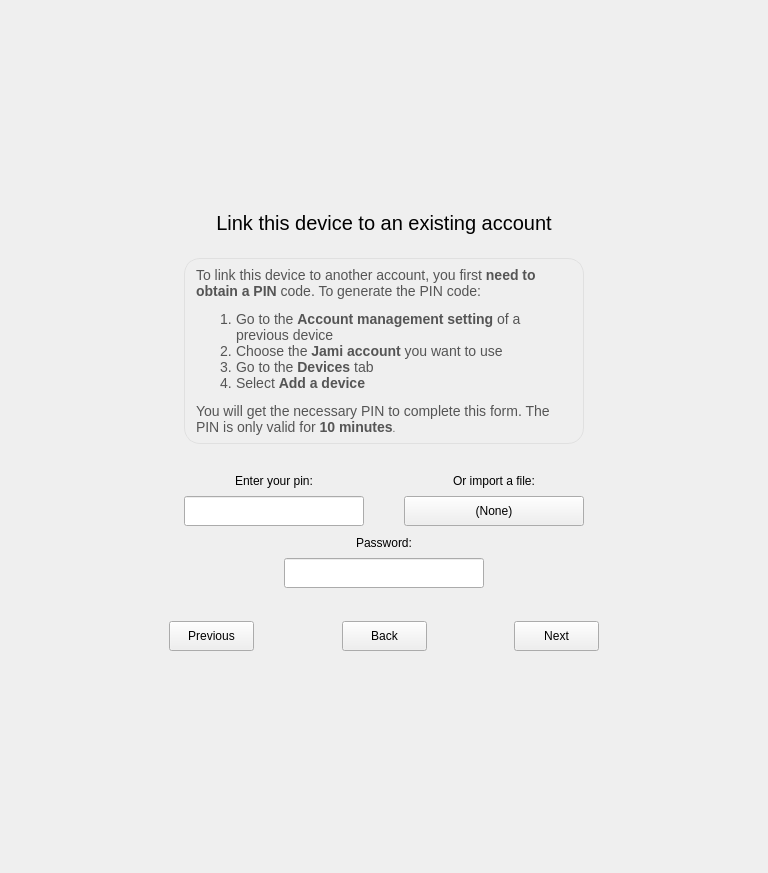
The window that newwizardwidget.ui (savoirfairelinux/jami-client-windows) describes before a commit, drawn with Qt 5.
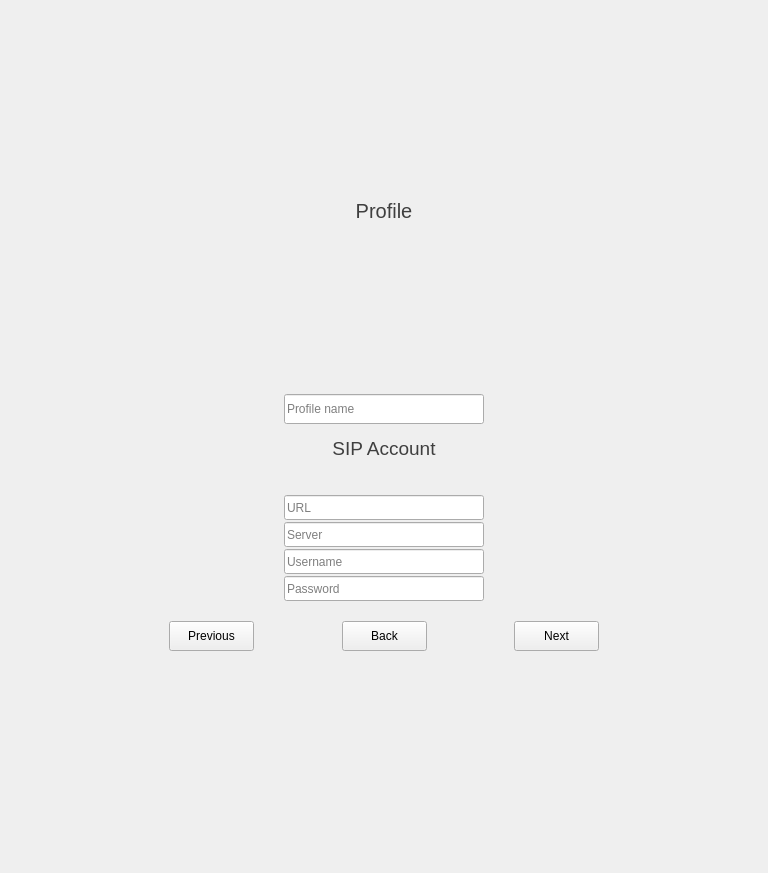
The same window after the commit. Icons and pictures are not drawn. Custom widgets are drawn as their Qt base class.

Commit message: newwizardwidget: add create SIP account Page

Diff of the .ui file:
```diff
--- a/newwizardwidget.ui
+++ b/newwizardwidget.ui
@@ -108,7 +108,7 @@
                 <string notr="true"/>
                </property>
                <property name="currentIndex">
-                <number>1</number>
+                <number>3</number>
                </property>
                <widget class="QWidget" name="welcomePage">
                 <layout class="QVBoxLayout" name="verticalLayout_3">
@@ -1416,6 +1416,675 @@
                  </item>
                 </layout>
                </widget>
+               <widget class="QWidget" name="createRingSIPAccountPage">
+                <layout class="QVBoxLayout" name="verticalLayout_8">
+                 <property name="spacing">
+                  <number>0</number>
+                 </property>
+                 <property name="leftMargin">
+                  <number>0</number>
+                 </property>
+                 <property name="topMargin">
+                  <number>0</number>
+                 </property>
+                 <property name="rightMargin">
+                  <number>0</number>
+                 </property>
+                 <property name="bottomMargin">
+                  <number>0</number>
+                 </property>
+                 <item>
+                  <widget class="QWidget" name="SIPprofileSectionOuterWidget" native="true">
+                   <property name="sizePolicy">
+                    <sizepolicy hsizetype="Preferred" vsizetype="MinimumExpanding">
+                     <horstretch>0</horstretch>
+                     <verstretch>0</verstretch>
+                    </sizepolicy>
+                   </property>
+                   <property name="minimumSize">
+                    <size>
+                     <width>0</width>
+                     <height>0</height>
+                    </size>
+                   </property>
+                   <property name="maximumSize">
+                    <size>
+                     <width>16777215</width>
+                     <height>16777215</height>
+                    </size>
+                   </property>
+                   <layout class="QVBoxLayout" name="SIPprofileLayout">
+                    <property name="spacing">
+                     <number>0</number>
+                    </property>
+                    <property name="leftMargin">
+                     <number>0</number>
+                    </property>
+                    <property name="topMargin">
+                     <number>0</number>
+                    </property>
+                    <property name="rightMargin">
+                     <number>0</number>
+                    </property>
+                    <property name="bottomMargin">
+                     <number>0</number>
+                    </property>
+                    <item>
+                     <widget class="QLabel" name="SIPprofileSectionLabel">
+                      <property name="sizePolicy">
+                       <sizepolicy hsizetype="Preferred" vsizetype="MinimumExpanding">
+                        <horstretch>0</horstretch>
+                        <verstretch>0</verstretch>
+                       </sizepolicy>
+                      </property>
+                      <property name="font">
+                       <font>
+                        <pointsize>15</pointsize>
+                       </font>
+                      </property>
+                      <property name="styleSheet">
+                       <string notr="true">color: rgb(63, 63, 63)</string>
+                      </property>
+                      <property name="text">
+                       <string>Profile</string>
+                      </property>
+                      <property name="alignment">
+                       <set>Qt::AlignCenter</set>
+                      </property>
+                     </widget>
+                    </item>
+                    <item>
+                     <widget class="QWidget" name="SIPprofileSectionInnerWidget" native="true">
+                      <property name="styleSheet">
+                       <string notr="true"/>
+                      </property>
+                      <layout class="QVBoxLayout" name="SIPverticalLayout">
+                       <property name="spacing">
+                        <number>0</number>
+                       </property>
+                       <property name="leftMargin">
+                        <number>0</number>
+                       </property>
+                       <property name="topMargin">
+                        <number>0</number>
+                       </property>
+                       <property name="rightMargin">
+                        <number>0</number>
+                       </property>
+                       <property name="bottomMargin">
+                        <number>0</number>
+                       </property>
+                       <item>
+                        <widget class="QWidget" name="SIPgridWidget" native="true">
+                         <layout class="QVBoxLayout" name="verticalLayout_9">
+                          <property name="spacing">
+                           <number>3</number>
+                          </property>
+                          <property name="leftMargin">
+                           <number>0</number>
+                          </property>
+                          <property name="topMargin">
+                           <number>0</number>
+                          </property>
+                          <property name="rightMargin">
+                           <number>0</number>
+                          </property>
+                          <property name="bottomMargin">
+                           <number>0</number>
+                          </property>
+                          <item>
+                           <layout class="QHBoxLayout" name="horizontalLayout_12">
+                            <property name="topMargin">
+                             <number>0</number>
+                            </property>
+                            <item>
+                             <widget class="PhotoboothWidget" name="setSIPAvatarWidget" native="true">
+                              <property name="sizePolicy">
+                               <sizepolicy hsizetype="Fixed" vsizetype="Fixed">
+                                <horstretch>0</horstretch>
+                                <verstretch>0</verstretch>
+                               </sizepolicy>
+                              </property>
+                              <property name="minimumSize">
+                               <size>
+                                <width>160</width>
+                                <height>160</height>
+                               </size>
+                              </property>
+                              <property name="styleSheet">
+                               <string notr="true"/>
+                              </property>
+                             </widget>
+                            </item>
+                           </layout>
+                          </item>
+                          <item>
+                           <spacer name="verticalSpacer_16">
+                            <property name="orientation">
+                             <enum>Qt::Vertical</enum>
+                            </property>
+                            <property name="sizeType">
+                             <enum>QSizePolicy::Fixed</enum>
+                            </property>
+                            <property name="sizeHint" stdset="0">
+                             <size>
+                              <width>20</width>
+                              <height>3</height>
+                             </size>
+                            </property>
+                           </spacer>
+                          </item>
+                         </layout>
+                        </widget>
+                       </item>
+                      </layout>
+                     </widget>
+                    </item>
+                   </layout>
+                  </widget>
+                 </item>
+                 <item>
+                  <widget class="QWidget" name="SIPaccountSectionOuterWidget" native="true">
+                   <layout class="QVBoxLayout" name="verticalLayout_12">
+                    <property name="spacing">
+                     <number>3</number>
+                    </property>
+                    <property name="leftMargin">
+                     <number>0</number>
+                    </property>
+                    <property name="topMargin">
+                     <number>0</number>
+                    </property>
+                    <property name="rightMargin">
+                     <number>0</number>
+                    </property>
+                    <property name="bottomMargin">
+                     <number>0</number>
+                    </property>
+                    <item>
+                     <widget class="QWidget" name="SIPfullNameWidget" native="true">
+                      <property name="minimumSize">
+                       <size>
+                        <width>0</width>
+                        <height>30</height>
+                       </size>
+                      </property>
+                      <property name="maximumSize">
+                       <size>
+                        <width>16777215</width>
+                        <height>16777215</height>
+                       </size>
+                      </property>
+                      <layout class="QHBoxLayout" name="horizontalLayout_13">
+                       <property name="spacing">
+                        <number>0</number>
+                       </property>
+                       <property name="leftMargin">
+                        <number>0</number>
+                       </property>
+                       <property name="topMargin">
+                        <number>0</number>
+                       </property>
+                       <property name="rightMargin">
+                        <number>0</number>
+                       </property>
+                       <property name="bottomMargin">
+                        <number>0</number>
+                       </property>
+                       <item>
+                        <spacer name="horizontalSpacer_17">
+                         <property name="orientation">
+                          <enum>Qt::Horizontal</enum>
+                         </property>
+                         <property name="sizeHint" stdset="0">
+                          <size>
+                           <width>40</width>
+                           <height>20</height>
+                          </size>
+                         </property>
+                        </spacer>
+                       </item>
+                       <item>
+                        <widget class="QLineEdit" name="SIPfullNameEdit">
+                         <property name="minimumSize">
+                          <size>
+                           <width>200</width>
+                           <height>30</height>
+                          </size>
+                         </property>
+                         <property name="maximumSize">
+                          <size>
+                           <width>200</width>
+                           <height>16777215</height>
+                          </size>
+                         </property>
+                         <property name="font">
+                          <font>
+                           <pointsize>9</pointsize>
+                          </font>
+                         </property>
+                         <property name="toolTip">
+                          <string/>
+                         </property>
+                         <property name="placeholderText">
+                          <string>Profile name</string>
+                         </property>
+                        </widget>
+                       </item>
+                       <item>
+                        <spacer name="horizontalSpacer_18">
+                         <property name="orientation">
+                          <enum>Qt::Horizontal</enum>
+                         </property>
+                         <property name="sizeHint" stdset="0">
+                          <size>
+                           <width>40</width>
+                           <height>20</height>
+                          </size>
+                         </property>
+                        </spacer>
+                       </item>
+                      </layout>
+                     </widget>
+                    </item>
+                    <item>
+                     <spacer name="verticalSpacer_17">
+                      <property name="orientation">
+                       <enum>Qt::Vertical</enum>
+                      </property>
+                      <property name="sizeType">
+                       <enum>QSizePolicy::Fixed</enum>
+                      </property>
+                      <property name="sizeHint" stdset="0">
+                       <size>
+                        <width>20</width>
+                        <height>10</height>
+                       </size>
+                      </property>
+                     </spacer>
+                    </item>
+                    <item>
+                     <widget class="QLabel" name="SIPaccountSectionLabel">
+                      <property name="font">
+                       <font>
+                        <pointsize>14</pointsize>
+                       </font>
+                      </property>
+                      <property name="styleSheet">
+                       <string notr="true">color: rgb(63, 63, 63)</string>
+                      </property>
+                      <property name="text">
+                       <string>SIP Account</string>
+                      </property>
+                      <property name="alignment">
+                       <set>Qt::AlignCenter</set>
+                      </property>
+                     </widget>
+                    </item>
+                    <item>
+                     <widget class="QWidget" name="SIPaccountSectionInnerWidget" native="true">
+                      <property name="styleSheet">
+                       <string notr="true"/>
+                      </property>
+                      <layout class="QVBoxLayout" name="verticalLayout_13">
+                       <property name="topMargin">
+                        <number>0</number>
+                       </property>
+                       <item>
+                        <layout class="QGridLayout" name="gridLayout_8">
+                         <property name="topMargin">
+                          <number>0</number>
+                         </property>
+                         <property name="spacing">
+                          <number>7</number>
+                         </property>
+                         <item row="0" column="0">
+                          <widget class="QWidget" name="SIPverticalWidget1" native="true">
+                           <property name="sizePolicy">
+                            <sizepolicy hsizetype="Fixed" vsizetype="MinimumExpanding">
+                             <horstretch>0</horstretch>
+                             <verstretch>0</verstretch>
+                            </sizepolicy>
+                           </property>
+                           <layout class="QVBoxLayout" name="verticalLayout_14">
+                            <property name="spacing">
+                             <number>2</number>
+                            </property>
+                            <property name="leftMargin">
+                             <number>0</number>
+                            </property>
+                            <property name="topMargin">
+                             <number>0</number>
+                            </property>
+                            <property name="rightMargin">
+                             <number>0</number>
+                            </property>
+                            <property name="bottomMargin">
+                             <number>0</number>
+                            </property>
+                            <item>
+                             <widget class="QWidget" name="SIPsignUpWidget" native="true">
+                              <property name="sizePolicy">
+                               <sizepolicy hsizetype="Preferred" vsizetype="MinimumExpanding">
+                                <horstretch>0</horstretch>
+                                <verstretch>0</verstretch>
+                               </sizepolicy>
+                              </property>
+                              <property name="minimumSize">
+                               <size>
+                                <width>0</width>
+                                <height>30</height>
+                               </size>
+                              </property>
+                              <property name="maximumSize">
+                               <size>
+                                <width>16777215</width>
+                                <height>16777215</height>
+                               </size>
+                              </property>
+                              <layout class="QHBoxLayout" name="horizontalLayout_15">
+                               <property name="spacing">
+                                <number>0</number>
+                               </property>
+                               <property name="leftMargin">
+                                <number>0</number>
+                               </property>
+                               <property name="topMargin">
+                                <number>0</number>
+                               </property>
+                               <property name="rightMargin">
+                                <number>0</number>
+                               </property>
+                               <property name="bottomMargin">
+                                <number>0</number>
+                               </property>
+                               <item>
+                                <spacer name="horizontalSpacer_21">
+                                 <property name="orientation">
+                                  <enum>Qt::Horizontal</enum>
+                                 </property>
+                                 <property name="sizeHint" stdset="0">
+                                  <size>
+                                   <width>40</width>
+                                   <height>20</height>
+                                  </size>
+                                 </property>
+                                </spacer>
+                               </item>
+                              </layout>
+                             </widget>
+                            </item>
+                            <item>
+                             <widget class="QLineEdit" name="SIPURLLineEdit">
+                              <property name="minimumSize">
+                               <size>
+                                <width>200</width>
+                                <height>25</height>
+                               </size>
+                              </property>
+                              <property name="font">
+                               <font>
+                                <pointsize>9</pointsize>
+                               </font>
+                              </property>
+                              <property name="toolTip">
+                               <string>SIP URL</string>
+                              </property>
+                              <property name="toolTipDuration">
+                               <number>-2</number>
+                              </property>
+                              <property name="accessibleName">
+                               <string/>
+                              </property>
+                              <property name="accessibleDescription">
+                               <string>SIP URL</string>
+                              </property>
+                              <property name="placeholderText">
+                               <string>URL</string>
+                              </property>
+                             </widget>
+                            </item>
+                            <item>
+                             <widget class="QWidget" name="SIPusernameWidget" native="true">
+                              <property name="sizePolicy">
+                               <sizepolicy hsizetype="Preferred" vsizetype="MinimumExpanding">
+                                <horstretch>0</horstretch>
+                                <verstretch>0</verstretch>
+                               </sizepolicy>
+                              </property>
+                              <property name="minimumSize">
+                               <size>
+                                <width>0</width>
+                                <height>25</height>
+                               </size>
+                              </property>
+                              <property name="maximumSize">
+                               <size>
+                                <width>16777215</width>
+                                <height>16777215</height>
+                               </size>
+                              </property>
+                              <layout class="QHBoxLayout" name="SIPusernameLayout">
+                               <property name="spacing">
+                                <number>0</number>
+                               </property>
+                               <property name="leftMargin">
+                                <number>0</number>
+                               </property>
+                               <property name="topMargin">
+                                <number>0</number>
+                               </property>
+                               <property name="rightMargin">
+                                <number>0</number>
+                               </property>
+                               <property name="bottomMargin">
+                                <number>0</number>
+                               </property>
+                               <item>
+                                <widget class="QLineEdit" name="SIPservernameEdit">
+                                 <property name="minimumSize">
+                                  <size>
+                                   <width>200</width>
+                                   <height>25</height>
+                                  </size>
+                                 </property>
+                                 <property name="maximumSize">
+                                  <size>
+                                   <width>200</width>
+                                   <height>16777215</height>
+                                  </size>
+                                 </property>
+                                 <property name="font">
+                                  <font>
+                                   <pointsize>9</pointsize>
+                                  </font>
+                                 </property>
+                                 <property name="toolTip">
+                                  <string>SIP Server edit</string>
+                                 </property>
+                                 <property name="accessibleName">
+                                  <string/>
+                                 </property>
+                                 <property name="placeholderText">
+                                  <string>Server</string>
+                                 </property>
+                                 <property name="clearButtonEnabled">
+                                  <bool>true</bool>
+                                 </property>
+                                </widget>
+                               </item>
+                              </layout>
+                             </widget>
+                            </item>
+                            <item>
+                             <widget class="QWidget" name="SIPpassWidget" native="true">
+                              <property name="sizePolicy">
+                               <sizepolicy hsizetype="Preferred" vsizetype="MinimumExpanding">
+                                <horstretch>0</horstretch>
+                                <verstretch>0</verstretch>
+                               </sizepolicy>
+                              </property>
+                              <property name="minimumSize">
+                               <size>
+                                <width>0</width>
+                                <height>25</height>
+                               </size>
+                              </property>
+                              <property name="maximumSize">
+                               <size>
+                                <width>16777215</width>
+                                <height>16777215</height>
+                               </size>
+                              </property>
+                              <layout class="QHBoxLayout" name="SIPpassLayout">
+                               <property name="spacing">
+                                <number>0</number>
+                               </property>
+                               <property name="leftMargin">
+                                <number>0</number>
+                               </property>
+                               <property name="topMargin">
+                                <number>0</number>
+                               </property>
+                               <property name="rightMargin">
+                                <number>0</number>
+                               </property>
+                               <property name="bottomMargin">
+                                <number>0</number>
+                               </property>
+                               <item>
+                                <widget class="QLineEdit" name="SIPusernameEdit">
+                                 <property name="minimumSize">
+                                  <size>
+                                   <width>200</width>
+                                   <height>25</height>
+                                  </size>
+                                 </property>
+                                 <property name="maximumSize">
+                                  <size>
+                                   <width>200</width>
+                                   <height>16777215</height>
+                                  </size>
+                                 </property>
+                                 <property name="font">
+                                  <font>
+                                   <pointsize>9</pointsize>
+                                  </font>
+                                 </property>
+                                 <property name="toolTip">
+                                  <string>SIP username input</string>
+                                 </property>
+                                 <property name="accessibleName">
+                                  <string/>
+                                 </property>
+                                 <property name="accessibleDescription">
+                                  <string>SIP Password text entry</string>
+                                 </property>
+                                 <property name="echoMode">
+                                  <enum>QLineEdit::Normal</enum>
+                                 </property>
+                                 <property name="placeholderText">
+                                  <string>Username</string>
+                                 </property>
+                                 <property name="clearButtonEnabled">
+                                  <bool>false</bool>
+                                 </property>
+                                </widget>
+                               </item>
+                              </layout>
+                             </widget>
+                            </item>
+                            <item>
+                             <widget class="QWidget" name="SIPconfPassWidget" native="true">
+                              <property name="sizePolicy">
+                               <sizepolicy hsizetype="Preferred" vsizetype="MinimumExpanding">
+                                <horstretch>0</horstretch>
+                                <verstretch>0</verstretch>
+                               </sizepolicy>
+                              </property>
+                              <property name="minimumSize">
+                               <size>
+                                <width>0</width>
+                                <height>25</height>
+                               </size>
+                              </property>
+                              <property name="maximumSize">
+                               <size>
+                                <width>16777215</width>
+                                <height>16777215</height>
+                               </size>
+                              </property>
+                              <layout class="QHBoxLayout" name="SIPconfirmPassLabel">
+                               <property name="spacing">
+                                <number>0</number>
+                               </property>
+                               <property name="leftMargin">
+                                <number>0</number>
+                               </property>
+                               <property name="topMargin">
+                                <number>0</number>
+                               </property>
+                               <property name="rightMargin">
+                                <number>0</number>
+                               </property>
+                               <property name="bottomMargin">
+                                <number>0</number>
+                               </property>
+                               <item>
+                                <widget class="QLineEdit" name="SIPpasswordEdit">
+                                 <property name="minimumSize">
+                                  <size>
+                                   <width>200</width>
+                                   <height>25</height>
+                                  </size>
+                                 </property>
+                                 <property name="maximumSize">
+                                  <size>
+                                   <width>200</width>
+                                   <height>16777215</height>
+                                  </size>
+                                 </property>
+                                 <property name="font">
+                                  <font>
+                                   <pointsize>9</pointsize>
+                                  </font>
+                                 </property>
+                                 <property name="toolTip">
+                                  <string>SIP Password text input</string>
+                                 </property>
+                                 <property name="accessibleName">
+                                  <string/>
+                                 </property>
+                                 <property name="accessibleDescription">
+                                  <string>SIP Password text input</string>
+                                 </property>
+                                 <property name="echoMode">
+                                  <enum>QLineEdit::Password</enum>
+                                 </property>
+                                 <property name="placeholderText">
+                                  <string>Password</string>
+                                 </property>
+                                 <property name="clearButtonEnabled">
+                                  <bool>false</bool>
+                                 </property>
+                                </widget>
+                               </item>
+                              </layout>
+                             </widget>
+                            </item>
+                           </layout>
+                          </widget>
+                         </item>
+                        </layout>
+                       </item>
+                      </layout>
+                     </widget>
+                    </item>
+                   </layout>
+                  </widget>
+                 </item>
+                </layout>
+               </widget>
                <widget class="QWidget" name="spinnerPage">
                 <layout class="QVBoxLayout" name="verticalLayout_4">
                  <item>
```
Left out of the diff: 66 changed lines with no effect on the pictures. The commit also changes 3 other files.
